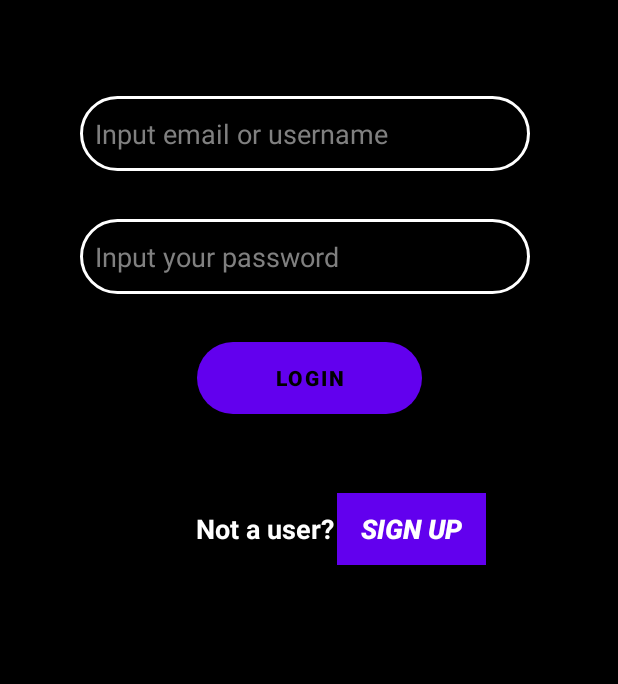
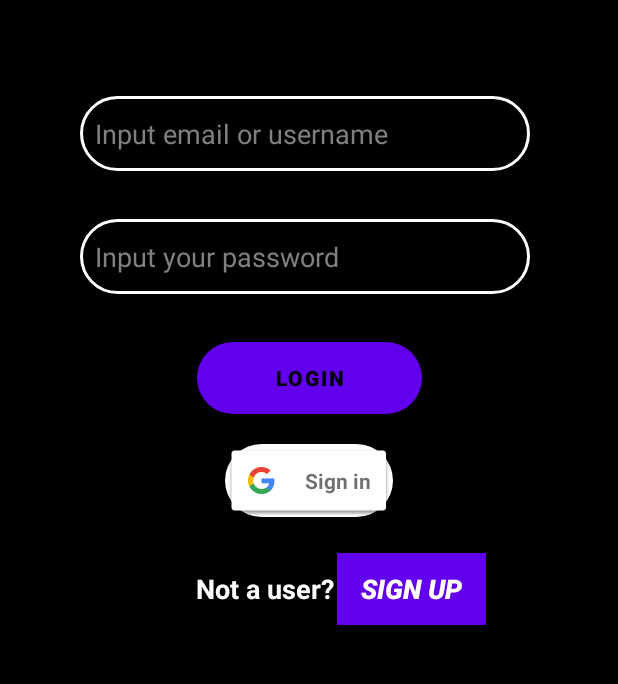
Before and after one commit to imhafeezniazi007/ReadFi, an Android app: the layout activity_login.xml on its own in the app's theme, with its tools: preview values and no code run, on a phone screen of 412 x 824 dp, the part 353-1037 px from its top. Run offline under Robolectric (Android 15) with nearby library versions, the phone set to English and light mode, and no system bars.

```diff
--- a/app/build.gradle
+++ b/app/build.gradle
@@ -38,6 +38,7 @@ dependencies {
     implementation 'com.google.android.material:material:1.8.0'
     implementation 'androidx.constraintlayout:constraintlayout:2.1.4'
     implementation 'com.github.VishnuSivadasVS:Advanced-HttpURLConnection:1.2'
+    implementation 'com.google.android.gms:play-services-auth:20.4.1'
     implementation 'com.github.mancj:MaterialSearchBar:0.8.5'
     implementation 'com.google.firebase:firebase-auth:21.0.2'
     implementation 'com.google.firebase:firebase-firestore:24.0.2'
--- a/app/src/main/res/layout/activity_login.xml
+++ b/app/src/main/res/layout/activity_login.xml
@@ -85,7 +85,7 @@
         android:id="@+id/textView3"
         android:layout_width="wrap_content"
         android:layout_height="wrap_content"
-        android:layout_marginTop="64dp"
+        android:layout_marginTop="104dp"
         android:text="Not a user?"
         android:textColor="@color/white"
         android:textSize="18sp"
@@ -145,5 +145,19 @@
         app:layout_constraintStart_toEndOf="@+id/btn_temp3"
         app:layout_constraintTop_toTopOf="parent" />
 
+    <com.google.android.gms.common.SignInButton
+        android:id="@+id/btn_googleauthentication"
+        android:layout_width="wrap_content"
+        android:layout_height="wrap_content"
+        android:layout_marginTop="20dp"
+        android:background="@drawable/rounded_btn"
+        android:text="Continue via google"
+        android:textColor="#000000"
+        android:textStyle="bold"
+        app:layout_constraintEnd_toEndOf="@+id/btn_login"
+        app:layout_constraintHorizontal_bias="0.483"
+        app:layout_constraintStart_toStartOf="@+id/btn_login"
+        app:layout_constraintTop_toBottomOf="@+id/btn_login" />
+
 
 </androidx.constraintlayout.widget.ConstraintLayout>
--- a/settings.gradle
+++ b/settings.gradle
@@ -11,6 +11,7 @@ dependencyResolutionManagement {
         google()
         mavenCentral()
         maven { url "https://jitpack.io" }
+        maven { url "https://maven.google.com" }
     }
 }
 rootProject.name = "ReadFi"
```
Also changed, not shown: app/src/main/java/com/example/readfi/LoginActivity.java (+90 -67 lines), app/src/main/java/com/example/readfi/ProfileActivity.java (+52 -1 lines), 2 other files.
